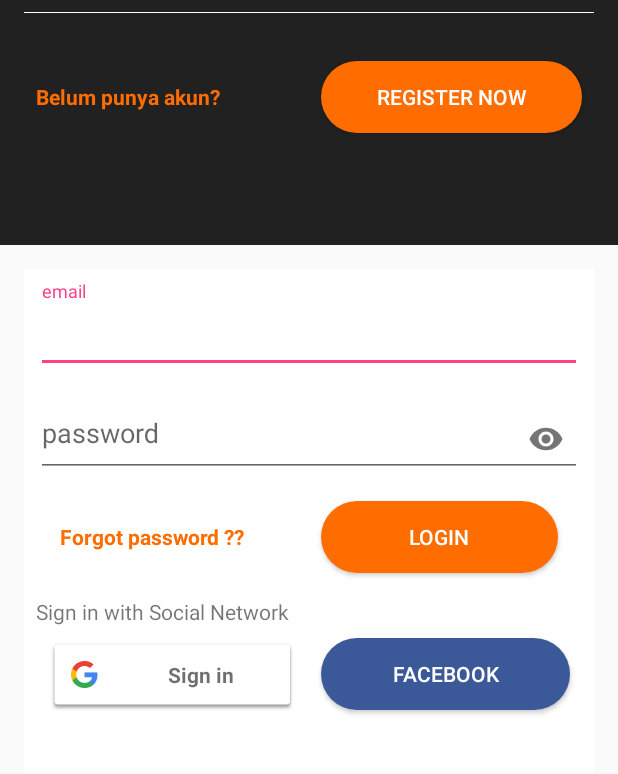
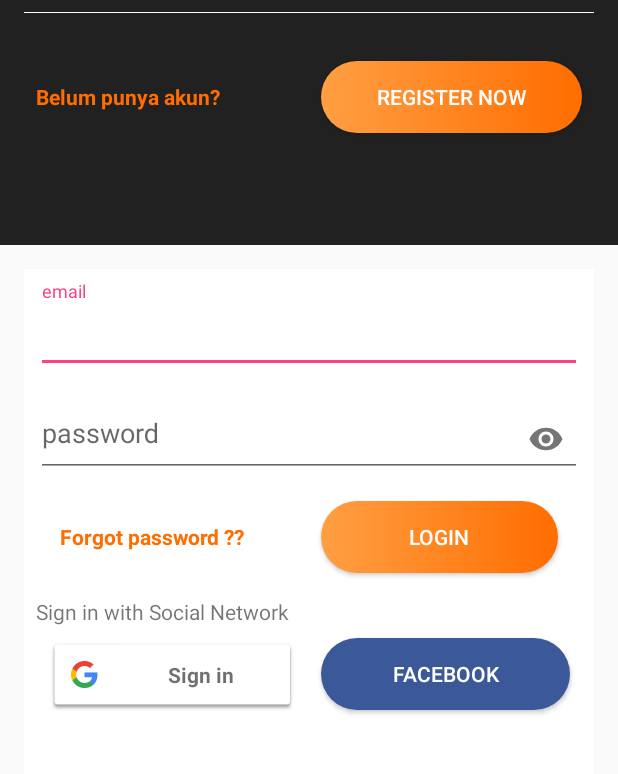
Before and after one commit to mpuchan/projectbangunan, an Android app: the Login screen opened directly, with no data from a screen before it, on a phone screen of 412 x 824 dp, the part 200-974 px from its top. Run offline under Robolectric (Android 15) with nearby library versions, the phone set to English and light mode, and no system bars.

Commit message:
fix structure data

```diff
--- a/app/src/main/java/com/example/bangunankita/Login.java
+++ b/app/src/main/java/com/example/bangunankita/Login.java
@@ -11,6 +11,7 @@ import android.widget.EditText;
 import android.widget.Toast;
 
 import com.example.bangunankita.Model.Pengembang_model;
+import com.example.bangunankita.Retrovit.ApiClient;
 import com.example.bangunankita.Retrovit.RequestInterface;
 
 import java.util.HashMap;
@@ -22,9 +23,7 @@ import retrofit2.Retrofit;
 import retrofit2.converter.gson.GsonConverterFactory;
 
 public class Login extends AppCompatActivity {
-    private Retrofit retrofit;
     private RequestInterface requestInterface;
-    private String BASE_URL ="http://192.168.43.163:3000/api/v1/";
     private Button signup;
     private Button login;
     private EditText email;
@@ -35,11 +34,7 @@ public class Login extends AppCompatActivity {
         super.onCreate(savedInstanceState);
         setContentView(R.layout.activity_login);
         init();
-        retrofit = new Retrofit.Builder()
-                .baseUrl(BASE_URL)
-                .addConverterFactory(GsonConverterFactory.create())
-                .build();
-        requestInterface = retrofit.create(RequestInterface.class);
+        requestInterface = ApiClient.getClient().create(RequestInterface.class);
 
         signup.setOnClickListener(new View.OnClickListener() {
             @Override
@@ -71,10 +66,15 @@ public class Login extends AppCompatActivity {
                                     Toast.LENGTH_LONG).show();
                             AlertDialog.Builder builder1 = new AlertDialog.Builder(Login.this);
                             String nama= result.getNama();
+                            Integer id = result.getId();
+                            String accessToken = result.getAccessToken();
+
                             builder1.setMessage("Login Success");
                             builder1.show();
                             Intent dashboard=new Intent(Login.this, Dashboard.class);
                             dashboard.putExtra("nama",nama);
+                            dashboard.putExtra("id",id);
+                            dashboard.putExtra("accessToken",accessToken);
 
                             startActivity(dashboard);
 
--- /dev/null
+++ b/app/src/main/java/com/example/bangunankita/Retrovit/ApiClient.java
@@ -0,0 +1,18 @@
+package com.example.bangunankita.Retrovit;
+
+import retrofit2.Retrofit;
+import retrofit2.converter.gson.GsonConverterFactory;
+
+public class ApiClient {
+    public static final String BASE_URL = "http://192.168.43.163:3000/api/v1/";
+    private static Retrofit retrofit = null;
+    public static Retrofit getClient() {
+        if (retrofit==null) {
+            retrofit = new Retrofit.Builder()
+                    .baseUrl(BASE_URL)
+                    .addConverterFactory(GsonConverterFactory.create())
+                    .build();
+        }
+        return retrofit;
+    }
+}
--- a/app/src/main/java/com/example/bangunankita/Retrovit/RequestInterface.java
+++ b/app/src/main/java/com/example/bangunankita/Retrovit/RequestInterface.java
@@ -10,9 +10,11 @@ import retrofit2.Call;
 import retrofit2.http.Body;
 import retrofit2.http.GET;
 import retrofit2.http.POST;
+import retrofit2.http.Query;
 import retrofit2.http.Path;
 
 public interface RequestInterface {
+        String apiKey = "oa00000000app";
         @POST("pengembang/signin")
         Call<Pengembang_model>actionLogin(@Body HashMap<String, String> map);
 
@@ -22,6 +24,13 @@ public interface RequestInterface {
         @GET("/api/pengembang/{id}")
         Call<Pengembang_model> getUser(@Path("id") Long id);
 
+        @GET("proyek/{PengembangId}/")
+        Call<List<Proyek_model>> getProyek(@Path("PengembangId") int PengembangId,
+                                           @Query("apiKey") String apiKey,
+                                           @Query("accessToken")String accessToken);
+
+
+
         @GET("proyek.json")
         Call<List<Proyek_model>> getJson();
     }
--- a/app/src/main/res/drawable-xhdpi/cornered_button.xml
+++ b/app/src/main/res/drawable-xhdpi/cornered_button.xml
@@ -2,8 +2,8 @@
 <shape xmlns:android="http://schemas.android.com/apk/res/android">
     android:shape="rectangle">
 
-    <solid
-        android:color="@color/colorAccent1"/>
+    <gradient
+        android:startColor="@color/bg_screen4r" android:endColor="@color/colorAccent1"/>
 
     <corners
         android:radius="50dp"/>
--- a/app/src/main/res/drawable/bg_circle.xml
+++ b/app/src/main/res/drawable/bg_circle.xml
@@ -3,8 +3,8 @@
     xmlns:android="http://schemas.android.com/apk/res/android"
     android:shape="oval">
 
-    <solid
-        android:color="@color/bg_circle_default"/>
+    <gradient
+        android:startColor="@color/bg_screen1" android:endColor="@color/dot_dark_screen1" />
 
     <size
         android:width="120dp"
--- a/app/src/main/res/layout/activity_dashboard.xml
+++ b/app/src/main/res/layout/activity_dashboard.xml
@@ -86,8 +86,9 @@
         android:layout_height="wrap_content"
         android:layout_gravity="bottom|end"
         android:layout_margin="@dimen/fab_margin"
-        android:background="#FFAB40"
-        android:backgroundTint="@color/colorAccent1"
+        android:background="@drawable/bg_circle"
+        android:backgroundTint="@color/design_default_color_error"
+        app:backgroundTint="@color/design_default_color_surface"
         app:borderWidth="3dp"
         app:rippleColor="#FFAB40"
         app:srcCompat="@drawable/ic_edit_white_24dp" />
```
Also changed, not shown: app/src/main/java/com/example/bangunankita/Dashboard.java (+11 -10 lines), app/src/main/java/com/example/bangunankita/Model/Pengembang_model.java (+12 -0 lines), app/src/main/java/com/example/bangunankita/Model/Proyek_model.java (+58 -3 lines), app/src/main/java/com/example/bangunankita/Register.java (+2 -7 lines), app/src/main/java/com/example/bangunankita/adapter/Proyek_adapter.java (+8 -30 lines).
